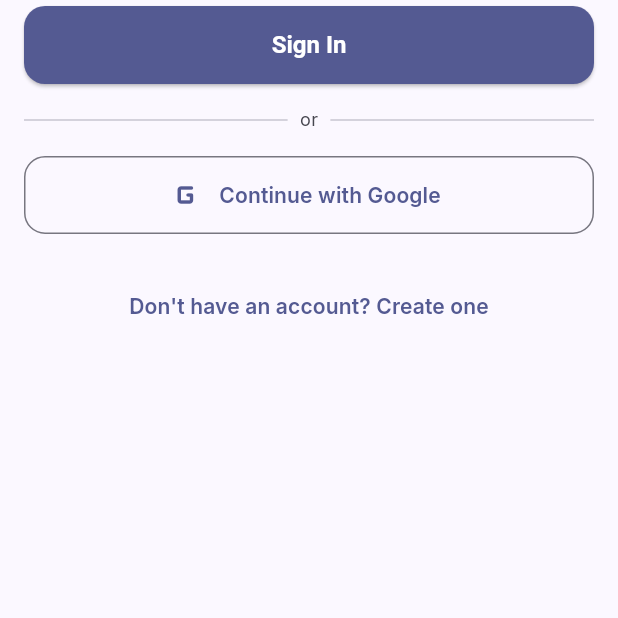
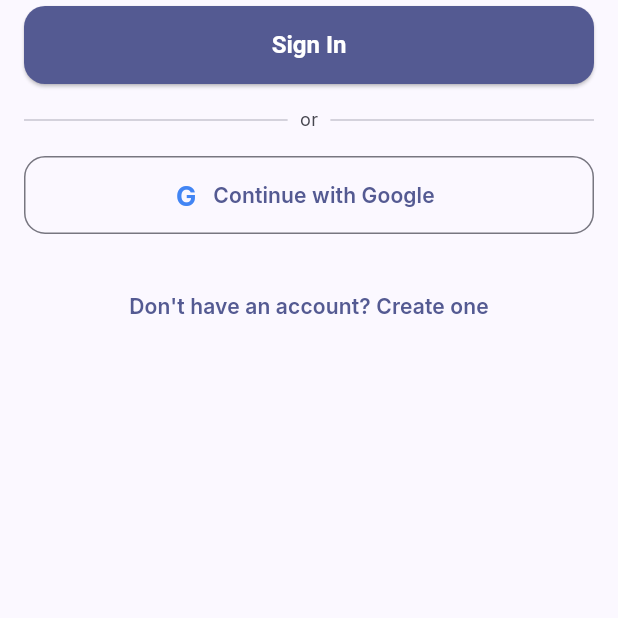
Before and after one commit to HoppyDuty/thewaymobile, a Flutter app: the LoginScreen screen opened by its route, on a phone screen of 412 x 824 dp, the part 618-1236 px from its top. Run offline on Flutter 3.47's test engine with Material 3 defaults, Android fonts, the phone set to English and light mode, and no system bars; our stand-ins replace audioplayers, cached_network_image, confetti, connectivity_plus, device_info_plus, dio and 18 more; missing offline and left inert: flutter_pdfview; accounts and stored records are empty; generated files the repository leaves out were written again; network calls fail; statements that could not run were skipped.

Commit message:
feat: rebuild auth screens for consistency, accessibility, and correctness
Milestone 2 of the mobile UI/UX rebuild (Login, Register, OTP Verify,
Forgot/Reset Password). See docs/MOBILE_PRODUCTION_READINESS.md for full
verification detail.

- Add AppInlineError: a shared inline form-error component (icon + message),
  replacing plain red Text(_errorText!) that relied on color alone, and
  replacing a private _InlineError class that only existed in
  register_screen.dart and wasn't reused elsewhere.
- Fix a real bug, not just a style nit: the "Continue with Google" button
  used Icons.g_mobiledata_rounded, which is Material's mobile-network-signal
  glyph, not a Google mark. Added GoogleLogoMark (a minimal "G" monogram in
  Google's brand blue) in its place.
- AppButton's loading state now uses CupertinoActivityIndicator instead of a
  Material CircularProgressIndicator -- since it's the one button component
  used app-wide, this makes every primary-action loading state in the app
  consistent, not just auth. Same fix applied to OtpVerifyScreen's separate
  verifying-state spinner.
- Add duplicate-submission guards (submit/verify/resend/Google-sign-in) on
  all 5 auth screens, per the explicit "prevent duplicate submissions"
  requirement -- these check in-flight state directly rather than relying
  solely on the submit button's own disabled-while-loading state, which
  doesn't protect against other trigger paths (e.g. OTP auto-verify firing
  again).

Also: bumped rive 0.14.9->0.14.11 / rive_native 0.1.9->0.1.11 attempting to
fix the Android build blocker documented in the previous commit -- confirmed
this did NOT fix it (identical unpatched Expand-Archive call in the latest
release); still open, see MOBILE_PRODUCTION_READINESS.md for remaining
options.

Verified: flutter analyze clean across the whole project (0 new issues).
Not verified: actual auth flow against a live backend on a device (none
available in this environment).

Co-Authored-By: Claude Sonnet 5 <noreply@anthropic.com>

```diff
--- a/lib/core/widgets/app_button.dart
+++ b/lib/core/widgets/app_button.dart
@@ -1,8 +1,10 @@
+import 'package:flutter/cupertino.dart';
 import 'package:flutter/material.dart';
 
 /// The one button every primary CTA in the app should use, so loading
 /// state, disabled state, and styling stay consistent everywhere
-/// (`uiuxrules.md` §31 component architecture).
+/// (`UI_UX_RULES.md` §6/§15 — short actions get an iOS-style indicator,
+/// not a Material spinner, and every screen shares one button component).
 class AppButton extends StatelessWidget {
   const AppButton({
     super.key,
@@ -22,14 +24,7 @@ class AppButton extends StatelessWidget {
     return ElevatedButton(
       onPressed: isLoading ? null : onPressed,
       child: isLoading
-          ? SizedBox(
-              height: 22,
-              width: 22,
-              child: CircularProgressIndicator(
-                strokeWidth: 2.5,
-                color: Theme.of(context).colorScheme.onPrimary,
-              ),
-            )
+          ? CupertinoActivityIndicator(color: Theme.of(context).colorScheme.onPrimary)
           : Row(
               mainAxisSize: MainAxisSize.min,
               children: [
--- /dev/null
+++ b/lib/core/widgets/google_logo_mark.dart
@@ -0,0 +1,34 @@
+import 'package:flutter/material.dart';
+
+/// A simple "G" monogram in Google's brand blue for the "Continue with
+/// Google" button. Material's icon set has no Google logo (licensing), and
+/// the app previously used `Icons.g_mobiledata_rounded` — a mobile-network-
+/// signal icon, not a Google mark at all. This is a deliberately minimal,
+/// safe replacement rather than a hand-drawn multi-color logomark that
+/// can't be visually verified without a device.
+class GoogleLogoMark extends StatelessWidget {
+  const GoogleLogoMark({super.key, this.size = 20});
+
+  final double size;
+
+  static const _googleBlue = Color(0xFF4285F4);
+
+  @override
+  Widget build(BuildContext context) {
+    return SizedBox(
+      width: size,
+      height: size,
+      child: Center(
+        child: Text(
+          'G',
+          style: TextStyle(
+            fontSize: size * 0.9,
+            fontWeight: FontWeight.w700,
+            color: _googleBlue,
+            height: 1,
+          ),
+        ),
+      ),
+    );
+  }
+}
--- a/lib/features/auth/presentation/screens/forgot_password_screen.dart
+++ b/lib/features/auth/presentation/screens/forgot_password_screen.dart
@@ -6,6 +6,7 @@ import '../../../../core/error/error_mapper.dart';
 import '../../../../core/notifications/snackbar_service.dart';
 import '../../../../core/theme/app_spacing.dart';
 import '../../../../core/widgets/app_button.dart';
+import '../../../../core/widgets/app_inline_error.dart';
 import '../../../../core/widgets/app_text_field.dart';
 import '../../data/auth_repository.dart';
 import '../providers/otp_purpose.dart';
@@ -37,6 +38,7 @@ class _ForgotPasswordScreenState extends ConsumerState<ForgotPasswordScreen> {
   }
 
   Future<void> _submit() async {
+    if (_isSubmitting) return;
     if (!_formKey.currentState!.validate()) return;
 
     setState(() {
@@ -88,7 +90,7 @@ class _ForgotPasswordScreenState extends ConsumerState<ForgotPasswordScreen> {
               ),
               const SizedBox(height: AppSpacing.lg),
               if (_errorText != null) ...[
-                Text(_errorText!, style: TextStyle(color: theme.colorScheme.error)),
+                AppInlineError(message: _errorText!),
                 const SizedBox(height: AppSpacing.md),
               ],
               AppTextField(
--- a/lib/features/auth/presentation/screens/login_screen.dart
+++ b/lib/features/auth/presentation/screens/login_screen.dart
@@ -1,3 +1,4 @@
+import 'package:flutter/cupertino.dart';
 import 'package:flutter/material.dart';
 import 'package:flutter_riverpod/flutter_riverpod.dart';
 import 'package:go_router/go_router.dart';
@@ -5,8 +6,10 @@ import 'package:go_router/go_router.dart';
 import '../../../../core/error/error_mapper.dart';
 import '../../../../core/theme/app_spacing.dart';
 import '../../../../core/widgets/app_button.dart';
+import '../../../../core/widgets/app_inline_error.dart';
 import '../../../../core/widgets/app_logo.dart';
 import '../../../../core/widgets/app_text_field.dart';
+import '../../../../core/widgets/google_logo_mark.dart';
 import '../../data/auth_repository.dart';
 import '../../data/google_auth_service.dart';
 import '../providers/auth_session_controller.dart';
@@ -37,6 +40,7 @@ class _LoginScreenState extends ConsumerState<LoginScreen> {
   }
 
   Future<void> _submit() async {
+    if (_isSubmitting || _isGoogleSubmitting) return;
     if (!_formKey.currentState!.validate()) return;
 
     setState(() {
@@ -67,6 +71,8 @@ class _LoginScreenState extends ConsumerState<LoginScreen> {
   }
 
   Future<void> _signInWithGoogle() async {
+    if (_isSubmitting || _isGoogleSubmitting) return;
+
     setState(() {
       _isGoogleSubmitting = true;
       _errorText = null;
@@ -107,7 +113,7 @@ class _LoginScreenState extends ConsumerState<LoginScreen> {
               ),
               const SizedBox(height: AppSpacing.xl),
               if (_errorText != null) ...[
-                Text(_errorText!, style: TextStyle(color: theme.colorScheme.error)),
+                AppInlineError(message: _errorText!),
                 const SizedBox(height: AppSpacing.md),
               ],
               AppTextField(
@@ -148,10 +154,10 @@ class _LoginScreenState extends ConsumerState<LoginScreen> {
               ),
               const SizedBox(height: AppSpacing.md),
               OutlinedButton.icon(
-                onPressed: _isGoogleSubmitting ? null : _signInWithGoogle,
+                onPressed: (_isGoogleSubmitting || _isSubmitting) ? null : _signInWithGoogle,
                 icon: _isGoogleSubmitting
-                    ? const SizedBox(width: 18, height: 18, child: CircularProgressIndicator(strokeWidth: 2))
-                    : const Icon(Icons.g_mobiledata_rounded, size: 28),
+                    ? const SizedBox(width: 18, height: 18, child: CupertinoActivityIndicator())
+                    : const GoogleLogoMark(),
                 label: const Text('Continue with Google'),
               ),
               const SizedBox(height: AppSpacing.lg),
--- a/lib/features/auth/presentation/screens/reset_password_screen.dart
+++ b/lib/features/auth/presentation/screens/reset_password_screen.dart
@@ -6,6 +6,7 @@ import '../../../../core/error/error_mapper.dart';
 import '../../../../core/notifications/snackbar_service.dart';
 import '../../../../core/theme/app_spacing.dart';
 import '../../../../core/widgets/app_button.dart';
+import '../../../../core/widgets/app_inline_error.dart';
 import '../../../../core/widgets/app_text_field.dart';
 import '../../data/auth_repository.dart';
 
@@ -33,6 +34,7 @@ class _ResetPasswordScreenState extends ConsumerState<ResetPasswordScreen> {
   }
 
   Future<void> _submit() async {
+    if (_isSubmitting) return;
     if (!_formKey.currentState!.validate()) return;
 
     setState(() {
@@ -71,7 +73,7 @@ class _ResetPasswordScreenState extends ConsumerState<ResetPasswordScreen> {
               Text('Choose a new password for your account.', style: theme.textTheme.bodyMedium),
               const SizedBox(height: AppSpacing.lg),
               if (_errorText != null) ...[
-                Text(_errorText!, style: TextStyle(color: theme.colorScheme.error)),
+                AppInlineError(message: _errorText!),
                 const SizedBox(height: AppSpacing.md),
               ],
               AppTextField(
--- a/pubspec.yaml
+++ b/pubspec.yaml
@@ -57,7 +57,7 @@ dependencies:
 
   # Misc
   uuid: ^4.6.0
-  rive: ^0.14.9
+  rive: ^0.14.11
   flutter_dotenv: ^6.0.1
   crypto: ^3.0.7
   google_fonts: ^8.1.0
```
Also changed, not shown: lib/core/widgets/app_inline_error.dart (added, +37 -0 lines), lib/features/auth/presentation/screens/otp_verify_screen.dart (+7 -3 lines), lib/features/auth/presentation/screens/register_screen.dart (+3 -25 lines), pubspec.lock, 1 other file.
